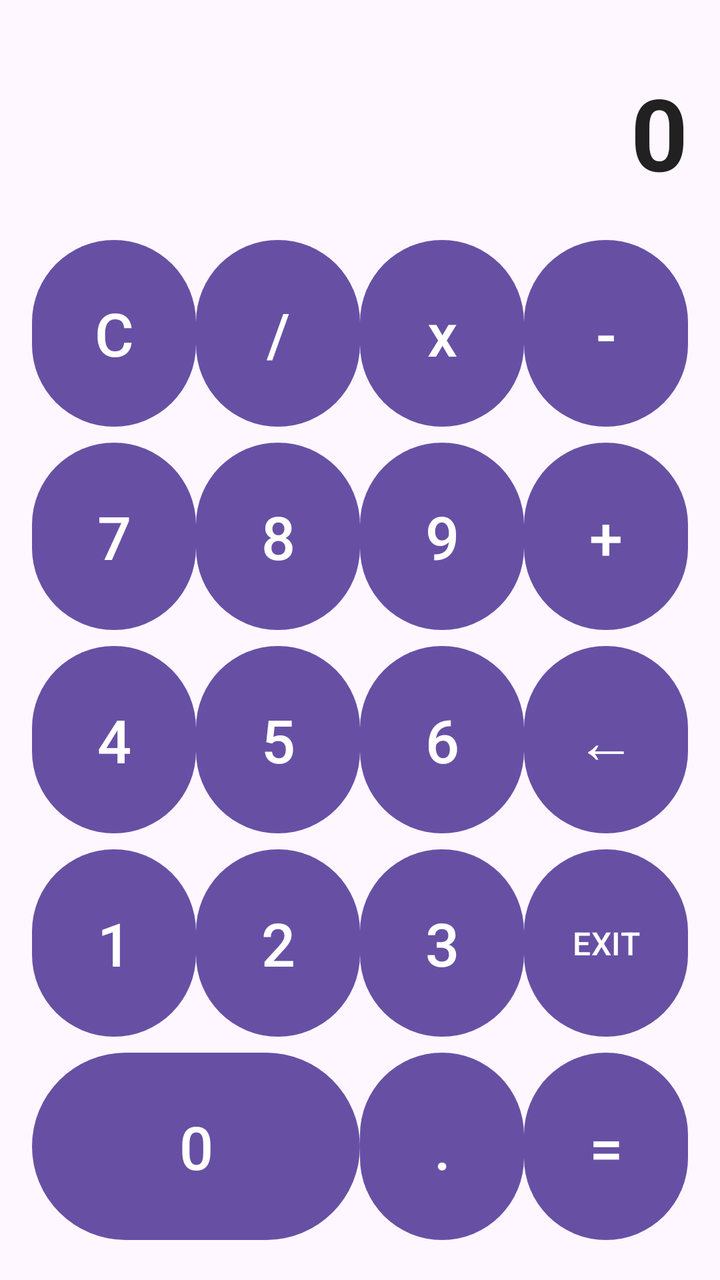
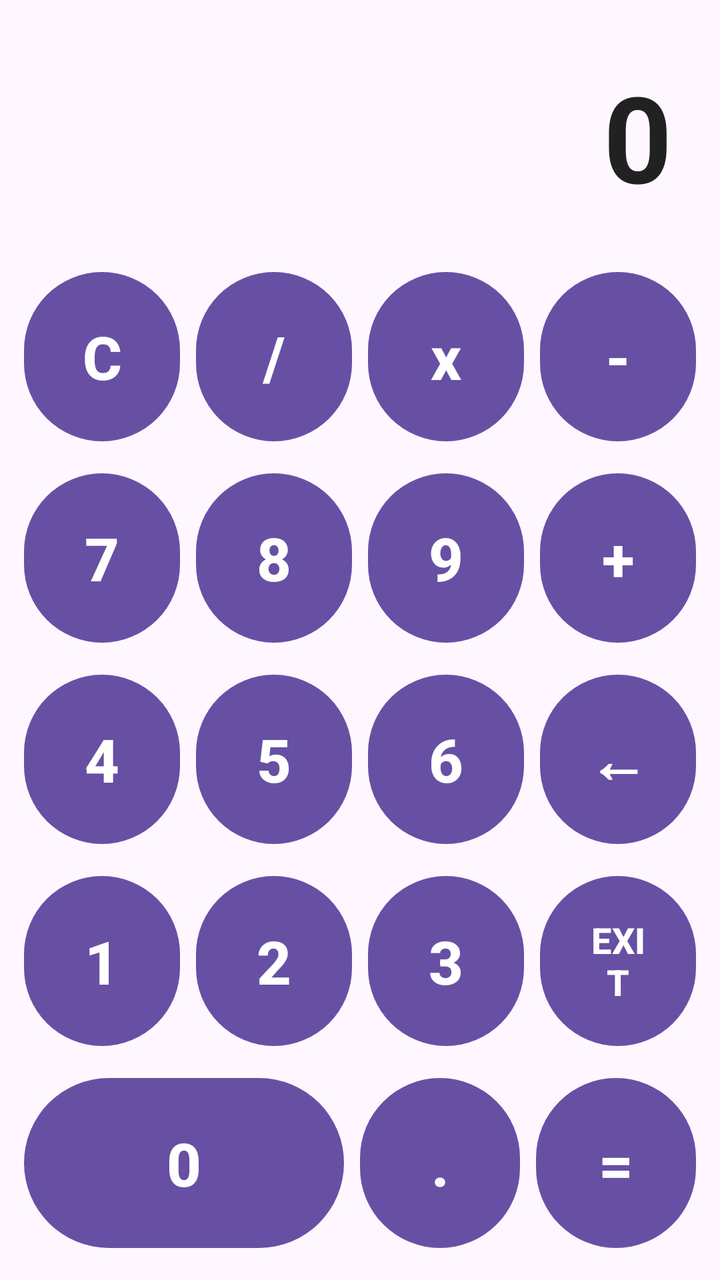

Screens rendered from an Android XML layout before and after an edit, with the pre-edit source and the edit as a unified diff.
<!-- AndroidManifest.xml: application theme Theme.Quick88 -->
<!-- res/layout/activity_calculator.xml -->
<?xml version="1.0" encoding="utf-8"?>
<LinearLayout xmlns:android="http://schemas.android.com/apk/res/android"
    android:layout_width="match_parent"
    android:layout_height="match_parent"
    android:orientation="vertical"
    android:padding="16dp"
    android:background="?android:attr/colorBackground">

    <TextView
        android:id="@+id/tvResult"
        android:layout_width="match_parent"
        android:layout_height="100dp"
        android:gravity="end|center_vertical"
        android:text="0"
        android:textColor="?android:attr/textColorPrimary"
        android:textSize="50sp"
        android:textStyle="bold" />

    <GridLayout
        android:layout_width="match_parent"
        android:layout_height="0dp"
        android:layout_weight="1"
        android:columnCount="4"
        android:rowCount="5">

        <Button android:id="@+id/btnC" android:layout_columnWeight="1" android:layout_rowWeight="1" android:layout_width="0dp" android:layout_height="0dp" android:text="C" android:textSize="30sp" />
        <Button android:id="@+id/btnDiv" android:layout_columnWeight="1" android:layout_rowWeight="1" android:layout_width="0dp" android:layout_height="0dp" android:text="/" android:textSize="30sp" />
        <Button android:id="@+id/btnMul" android:layout_columnWeight="1" android:layout_rowWeight="1" android:layout_width="0dp" android:layout_height="0dp" android:text="x" android:textSize="30sp" />
        <Button android:id="@+id/btnMinus" android:layout_columnWeight="1" android:layout_rowWeight="1" android:layout_width="0dp" android:layout_height="0dp" android:text="-" android:textSize="30sp" />

        <Button android:id="@+id/btn7" android:layout_columnWeight="1" android:layout_rowWeight="1" android:layout_width="0dp" android:layout_height="0dp" android:text="7" android:textSize="30sp" />
        <Button android:id="@+id/btn8" android:layout_columnWeight="1" android:layout_rowWeight="1" android:layout_width="0dp" android:layout_height="0dp" android:text="8" android:textSize="30sp" />
        <Button android:id="@+id/btn9" android:layout_columnWeight="1" android:layout_rowWeight="1" android:layout_width="0dp" android:layout_height="0dp" android:text="9" android:textSize="30sp" />
        <Button android:id="@+id/btnPlus" android:layout_columnWeight="1" android:layout_rowWeight="1" android:layout_width="0dp" android:layout_height="0dp" android:text="+" android:textSize="30sp" />

        <Button android:id="@+id/btn4" android:layout_columnWeight="1" android:layout_rowWeight="1" android:layout_width="0dp" android:layout_height="0dp" android:text="4" android:textSize="30sp" />
        <Button android:id="@+id/btn5" android:layout_columnWeight="1" android:layout_rowWeight="1" android:layout_width="0dp" android:layout_height="0dp" android:text="5" android:textSize="30sp" />
        <Button android:id="@+id/btn6" android:layout_columnWeight="1" android:layout_rowWeight="1" android:layout_width="0dp" android:layout_height="0dp" android:text="6" android:textSize="30sp" />
        <Button android:id="@+id/btnBackCalc" android:layout_columnWeight="1" android:layout_rowWeight="1" android:layout_width="0dp" android:layout_height="0dp" android:text="←" android:textSize="30sp" />

        <Button android:id="@+id/btn1" android:layout_columnWeight="1" android:layout_rowWeight="1" android:layout_width="0dp" android:layout_height="0dp" android:text="1" android:textSize="30sp" />
        <Button android:id="@+id/btn2" android:layout_columnWeight="1" android:layout_rowWeight="1" android:layout_width="0dp" android:layout_height="0dp" android:text="2" android:textSize="30sp" />
        <Button android:id="@+id/btn3" android:layout_columnWeight="1" android:layout_rowWeight="1" android:layout_width="0dp" android:layout_height="0dp" android:text="3" android:textSize="30sp" />
        <Button android:id="@+id/btnExitCalc" android:layout_columnWeight="1" android:layout_rowWeight="1" android:layout_width="0dp" android:layout_height="0dp" android:text="EXIT" android:textSize="16sp" />

        <Button android:id="@+id/btn0" android:layout_columnWeight="1" android:layout_rowWeight="1" android:layout_width="0dp" android:layout_height="0dp" android:text="0" android:textSize="30sp" android:layout_columnSpan="2" />
        <Button android:id="@+id/btnDot" android:layout_columnWeight="1" android:layout_rowWeight="1" android:layout_width="0dp" android:layout_height="0dp" android:text="." android:textSize="30sp" />
        <Button android:id="@+id/btnEqual" android:layout_columnWeight="1" android:layout_rowWeight="1" android:layout_width="0dp" android:layout_height="0dp" android:text="=" android:textSize="30sp" />

    </GridLayout>
</LinearLayout>
<!-- resources referenced by this layout -->
<resources>
  <style name="Theme.Quick88" parent="Theme.Material3.Light.NoActionBar">
          <item name="android:windowBackground">@color/bg_light</item>
          <item name="android:textColorPrimary">@color/text_light</item>
      </style>
  <color name="bg_light">#F5F5F5</color>
  <color name="text_light">#212121</color>
</resources>

<!-- the commit's change to res/layout/activity_calculator.xml (unified diff, before → after) -->
@@ -3,49 +3,83 @@
     android:layout_width="match_parent"
     android:layout_height="match_parent"
     android:orientation="vertical"
-    android:padding="16dp"
+    android:padding="8dp"
     android:background="?android:attr/colorBackground">
 
     <TextView
         android:id="@+id/tvResult"
         android:layout_width="match_parent"
-        android:layout_height="100dp"
+        android:layout_height="120dp"
         android:gravity="end|center_vertical"
+        android:padding="16dp"
         android:text="0"
         android:textColor="?android:attr/textColorPrimary"
-        android:textSize="50sp"
+        android:textSize="60sp"
         android:textStyle="bold" />
 
-    <GridLayout
+    <LinearLayout
         android:layout_width="match_parent"
         android:layout_height="0dp"
         android:layout_weight="1"
-        android:columnCount="4"
-        android:rowCount="5">
+        android:orientation="vertical">
 
-        <Button android:id="@+id/btnC" android:layout_columnWeight="1" android:layout_rowWeight="1" android:layout_width="0dp" android:layout_height="0dp" android:text="C" android:textSize="30sp" />
-        <Button android:id="@+id/btnDiv" android:layout_columnWeight="1" android:layout_rowWeight="1" android:layout_width="0dp" android:layout_height="0dp" android:text="/" android:textSize="30sp" />
-        <Button android:id="@+id/btnMul" android:layout_columnWeight="1" android:layout_rowWeight="1" android:layout_width="0dp" android:layout_height="0dp" android:text="x" android:textSize="30sp" />
-        <Button android:id="@+id/btnMinus" android:layout_columnWeight="1" android:layout_rowWeight="1" android:layout_width="0dp" android:layout_height="0dp" android:text="-" android:textSize="30sp" />
+        <LinearLayout
+            android:layout_width="match_parent"
+            android:layout_height="0dp"
+            android:layout_weight="1"
+            android:orientation="horizontal">
 
-        <Button android:id="@+id/btn7" android:layout_columnWeight="1" android:layout_rowWeight="1" android:layout_width="0dp" android:layout_height="0dp" android:text="7" android:textSize="30sp" />
-        <Button android:id="@+id/btn8" android:layout_columnWeight="1" android:layout_rowWeight="1" android:layout_width="0dp" android:layout_height="0dp" android:text="8" android:textSize="30sp" />
-        <Button android:id="@+id/btn9" android:layout_columnWeight="1" android:layout_rowWeight="1" android:layout_width="0dp" android:layout_height="0dp" android:text="9" android:textSize="30sp" />
-        <Button android:id="@+id/btnPlus" android:layout_columnWeight="1" android:layout_rowWeight="1" android:layout_width="0dp" android:layout_height="0dp" android:text="+" android:textSize="30sp" />
+            <Button android:id="@+id/btnC" android:layout_width="0dp" android:layout_height="match_parent" android:layout_weight="1" android:layout_margin="4dp" android:text="C" android:textSize="30sp" android:textStyle="bold" />
+            <Button android:id="@+id/btnDiv" android:layout_width="0dp" android:layout_height="match_parent" android:layout_weight="1" android:layout_margin="4dp" android:text="/" android:textSize="30sp" android:textStyle="bold" />
+            <Button android:id="@+id/btnMul" android:layout_width="0dp" android:layout_height="match_parent" android:layout_weight="1" android:layout_margin="4dp" android:text="x" android:textSize="30sp" android:textStyle="bold" />
+            <Button android:id="@+id/btnMinus" android:layout_width="0dp" android:layout_height="match_parent" android:layout_weight="1" android:layout_margin="4dp" android:text="-" android:textSize="30sp" android:textStyle="bold" />
+        </LinearLayout>
 
-        <Button android:id="@+id/btn4" android:layout_columnWeight="1" android:layout_rowWeight="1" android:layout_width="0dp" android:layout_height="0dp" android:text="4" android:textSize="30sp" />
-        <Button android:id="@+id/btn5" android:layout_columnWeight="1" android:layout_rowWeight="1" android:layout_width="0dp" android:layout_height="0dp" android:text="5" android:textSize="30sp" />
-        <Button android:id="@+id/btn6" android:layout_columnWeight="1" android:layout_rowWeight="1" android:layout_width="0dp" android:layout_height="0dp" android:text="6" android:textSize="30sp" />
-        <Button android:id="@+id/btnBackCalc" android:layout_columnWeight="1" android:layout_rowWeight="1" android:layout_width="0dp" android:layout_height="0dp" android:text="←" android:textSize="30sp" />
+        <LinearLayout
+            android:layout_width="match_parent"
+            android:layout_height="0dp"
+            android:layout_weight="1"
+            android:orientation="horizontal">
 
-        <Button android:id="@+id/btn1" android:layout_columnWeight="1" android:layout_rowWeight="1" android:layout_width="0dp" android:layout_height="0dp" android:text="1" android:textSize="30sp" />
-        <Button android:id="@+id/btn2" android:layout_columnWeight="1" android:layout_rowWeight="1" android:layout_width="0dp" android:layout_height="0dp" android:text="2" android:textSize="30sp" />
-        <Button android:id="@+id/btn3" android:layout_columnWeight="1" android:layout_rowWeight="1" android:layout_width="0dp" android:layout_height="0dp" android:text="3" android:textSize="30sp" />
-        <Button android:id="@+id/btnExitCalc" android:layout_columnWeight="1" android:layout_rowWeight="1" android:layout_width="0dp" android:layout_height="0dp" android:text="EXIT" android:textSize="16sp" />
+            <Button android:id="@+id/btn7" android:layout_width="0dp" android:layout_height="match_parent" android:layout_weight="1" android:layout_margin="4dp" android:text="7" android:textSize="30sp" android:textStyle="bold" />
+            <Button android:id="@+id/btn8" android:layout_width="0dp" android:layout_height="match_parent" android:layout_weight="1" android:layout_margin="4dp" android:text="8" android:textSize="30sp" android:textStyle="bold" />
+            <Button android:id="@+id/btn9" android:layout_width="0dp" android:layout_height="match_parent" android:layout_weight="1" android:layout_margin="4dp" android:text="9" android:textSize="30sp" android:textStyle="bold" />
+            <Button android:id="@+id/btnPlus" android:layout_width="0dp" android:layout_height="match_parent" android:layout_weight="1" android:layout_margin="4dp" android:text="+" android:textSize="30sp" android:textStyle="bold" />
+        </LinearLayout>
 
-        <Button android:id="@+id/btn0" android:layout_columnWeight="1" android:layout_rowWeight="1" android:layout_width="0dp" android:layout_height="0dp" android:text="0" android:textSize="30sp" android:layout_columnSpan="2" />
-        <Button android:id="@+id/btnDot" android:layout_columnWeight="1" android:layout_rowWeight="1" android:layout_width="0dp" android:layout_height="0dp" android:text="." android:textSize="30sp" />
-        <Button android:id="@+id/btnEqual" android:layout_columnWeight="1" android:layout_rowWeight="1" android:layout_width="0dp" android:layout_height="0dp" android:text="=" android:textSize="30sp" />
+        <LinearLayout
+            android:layout_width="match_parent"
+            android:layout_height="0dp"
+            android:layout_weight="1"
+            android:orientation="horizontal">
 
-    </GridLayout>
+            <Button android:id="@+id/btn4" android:layout_width="0dp" android:layout_height="match_parent" android:layout_weight="1" android:layout_margin="4dp" android:text="4" android:textSize="30sp" android:textStyle="bold" />
+            <Button android:id="@+id/btn5" android:layout_width="0dp" android:layout_height="match_parent" android:layout_weight="1" android:layout_margin="4dp" android:text="5" android:textSize="30sp" android:textStyle="bold" />
+            <Button android:id="@+id/btn6" android:layout_width="0dp" android:layout_height="match_parent" android:layout_weight="1" android:layout_margin="4dp" android:text="6" android:textSize="30sp" android:textStyle="bold" />
+            <Button android:id="@+id/btnBackCalc" android:layout_width="0dp" android:layout_height="match_parent" android:layout_weight="1" android:layout_margin="4dp" android:text="←" android:textSize="30sp" android:textStyle="bold" />
+        </LinearLayout>
+
+        <LinearLayout
+            android:layout_width="match_parent"
+            android:layout_height="0dp"
+            android:layout_weight="1"
+            android:orientation="horizontal">
+
+            <Button android:id="@+id/btn1" android:layout_width="0dp" android:layout_height="match_parent" android:layout_weight="1" android:layout_margin="4dp" android:text="1" android:textSize="30sp" android:textStyle="bold" />
+            <Button android:id="@+id/btn2" android:layout_width="0dp" android:layout_height="match_parent" android:layout_weight="1" android:layout_margin="4dp" android:text="2" android:textSize="30sp" android:textStyle="bold" />
+            <Button android:id="@+id/btn3" android:layout_width="0dp" android:layout_height="match_parent" android:layout_weight="1" android:layout_margin="4dp" android:text="3" android:textSize="30sp" android:textStyle="bold" />
+            <Button android:id="@+id/btnExitCalc" android:layout_width="0dp" android:layout_height="match_parent" android:layout_weight="1" android:layout_margin="4dp" android:text="EXIT" android:textSize="18sp" android:textStyle="bold" />
+        </LinearLayout>
+
+        <LinearLayout
+            android:layout_width="match_parent"
+            android:layout_height="0dp"
+            android:layout_weight="1"
+            android:orientation="horizontal">
+
+            <Button android:id="@+id/btn0" android:layout_width="0dp" android:layout_height="match_parent" android:layout_weight="2" android:layout_margin="4dp" android:text="0" android:textSize="30sp" android:textStyle="bold" />
+            <Button android:id="@+id/btnDot" android:layout_width="0dp" android:layout_height="match_parent" android:layout_weight="1" android:layout_margin="4dp" android:text="." android:textSize="30sp" android:textStyle="bold" />
+            <Button android:id="@+id/btnEqual" android:layout_width="0dp" android:layout_height="match_parent" android:layout_weight="1" android:layout_margin="4dp" android:text="=" android:textSize="30sp" android:textStyle="bold" />
+        </LinearLayout>
+    </LinearLayout>
 </LinearLayout>
